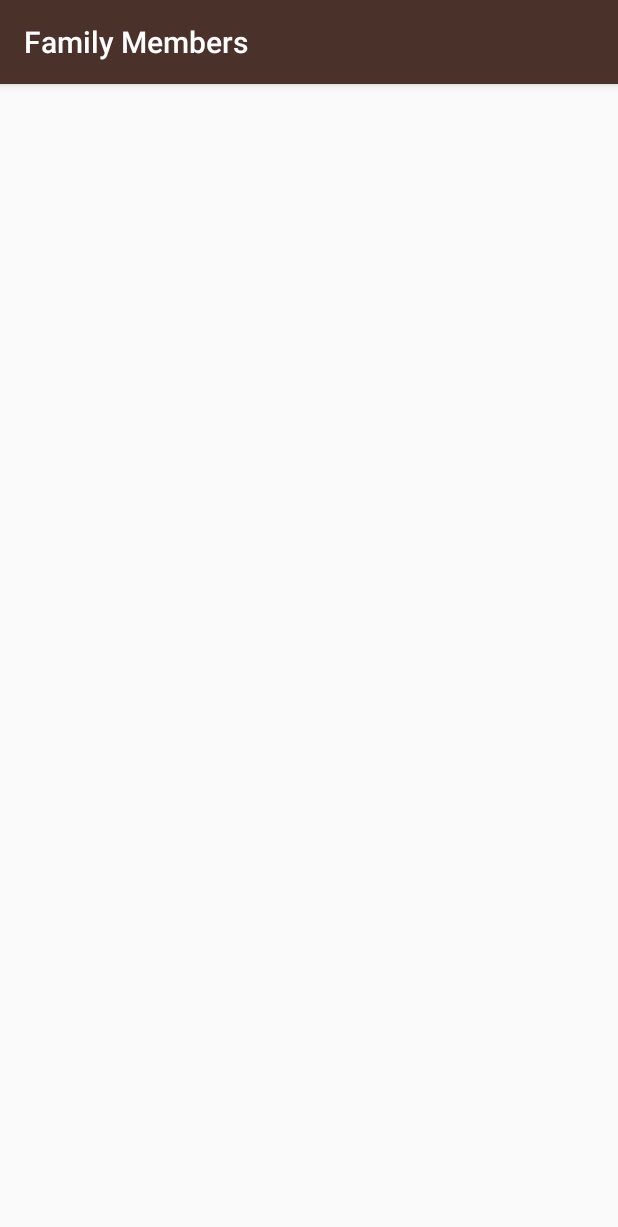
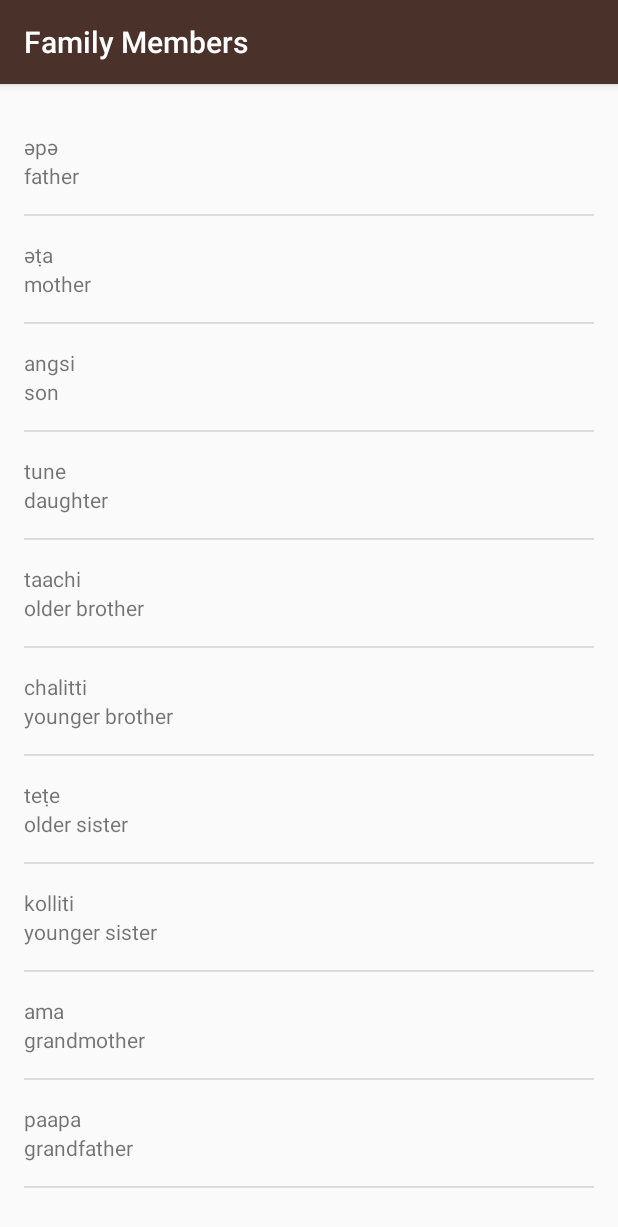
Before and after one commit to hgallop/NewMiwok, an Android app: the FamilyMembersActivity screen opened directly, with no data from a screen before it, on a phone screen of 412 x 824 dp. Shown: the top 1227 px of the screen. Run offline under Robolectric (Android 15) with nearby library versions, the phone set to English and light mode, and no system bars.

Commit message:
Rename activity_numbers to word_list. Correct each Activity.java to point to word_list. Create ArrayLists for Phrases, Colors, and Family Members. Use WordAdapter to create lists for each word list. Remove unneeded activty.xml files.

```diff
--- a/app/src/main/java/com/example/android/newmiwok/FamilyMembersActivity.java
+++ b/app/src/main/java/com/example/android/newmiwok/FamilyMembersActivity.java
@@ -2,12 +2,39 @@ package com.example.android.newmiwok;
 
 import android.support.v7.app.AppCompatActivity;
 import android.os.Bundle;
+import android.widget.ListView;
+
+import java.util.ArrayList;
 
 public class FamilyMembersActivity extends AppCompatActivity {
 
     @Override
     protected void onCreate(Bundle savedInstanceState) {
         super.onCreate(savedInstanceState);
-        setContentView(R.layout.activity_family_members);
+        setContentView(R.layout.word_list);
+
+        //declare a new array list of strings
+        ArrayList<Word> words = new ArrayList<>();
+
+        //initialize each index of the array list
+        words.add(new Word("father","әpә"));
+        words.add(new Word("mother","әṭa"));
+        words.add(new Word("son","angsi"));
+        words.add(new Word("daughter","tune"));
+        words.add(new Word( "older brother","taachi"));
+        words.add(new Word("younger brother","chalitti"));
+        words.add(new Word("older sister","teṭe"));
+        words.add(new Word("younger sister","kolliti"));
+        words.add(new Word("grandmother","ama"));
+        words.add(new Word("grandfather","paapa"));
+
+        //create an array adapter object that makes a layout of a single text view, predefined by android, for each array list item in words
+        WordAdapter adapter = new WordAdapter(this, words);
+
+        // creates a variable for the list view layout from word_list
+        ListView listView = findViewById(R.id.list);
+
+        //sets the array adapter to the list view layout
+        listView.setAdapter(adapter);
     }
 }
--- a/app/src/main/res/layout/activity_family_members.xml
+++ /dev/null
@@ -1,9 +0,0 @@
-<?xml version="1.0" encoding="utf-8"?>
-<android.support.constraint.ConstraintLayout xmlns:android="http://schemas.android.com/apk/res/android"
-    xmlns:app="http://schemas.android.com/apk/res-auto"
-    xmlns:tools="http://schemas.android.com/tools"
-    android:layout_width="match_parent"
-    android:layout_height="match_parent"
-    tools:context="com.example.android.newmiwok.FamilyMembersActivity">
-
-</android.support.constraint.ConstraintLayout>
```
Also changed, not shown: app/src/main/java/com/example/android/newmiwok/ColorsActivity.java (+28 -1 lines), app/src/main/java/com/example/android/newmiwok/NumbersActivity.java (+2 -5 lines), app/src/main/java/com/example/android/newmiwok/PhrasesActivity.java (+28 -1 lines), app/src/main/res/layout/activity_colors.xml (deleted, +0 -9 lines), app/src/main/res/layout/activity_phrases.xml (deleted, +0 -9 lines), app/src/main/res/layout/word_list.xml (renamed from app/src/main/res/layout/activity_numbers.xml).
